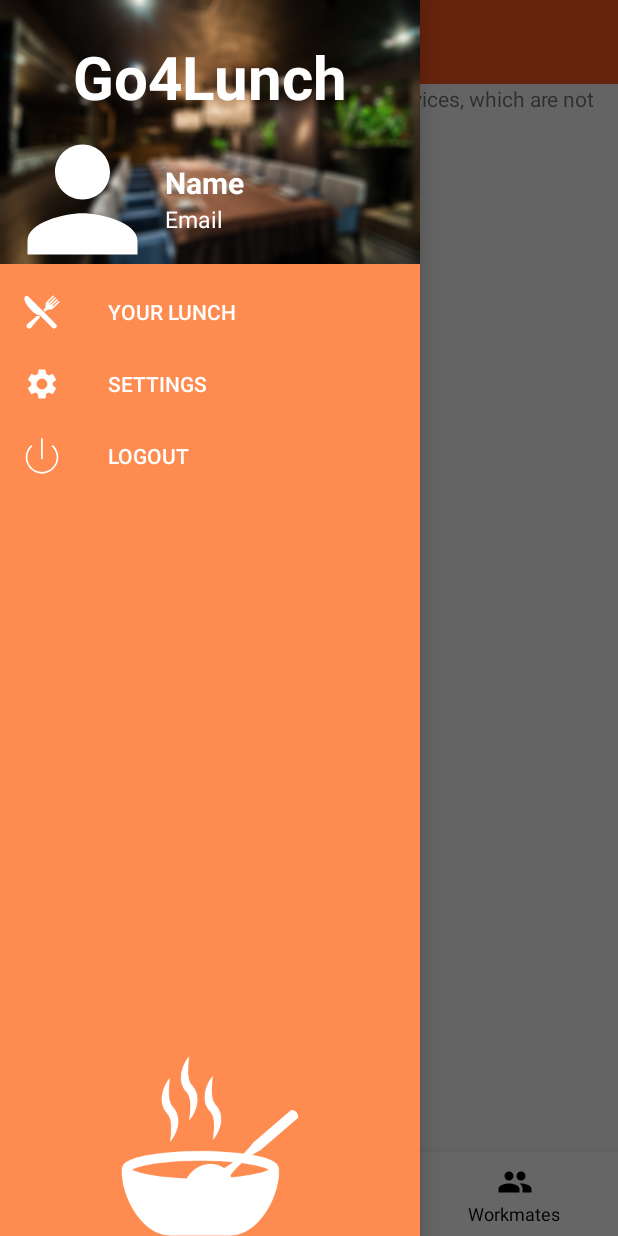
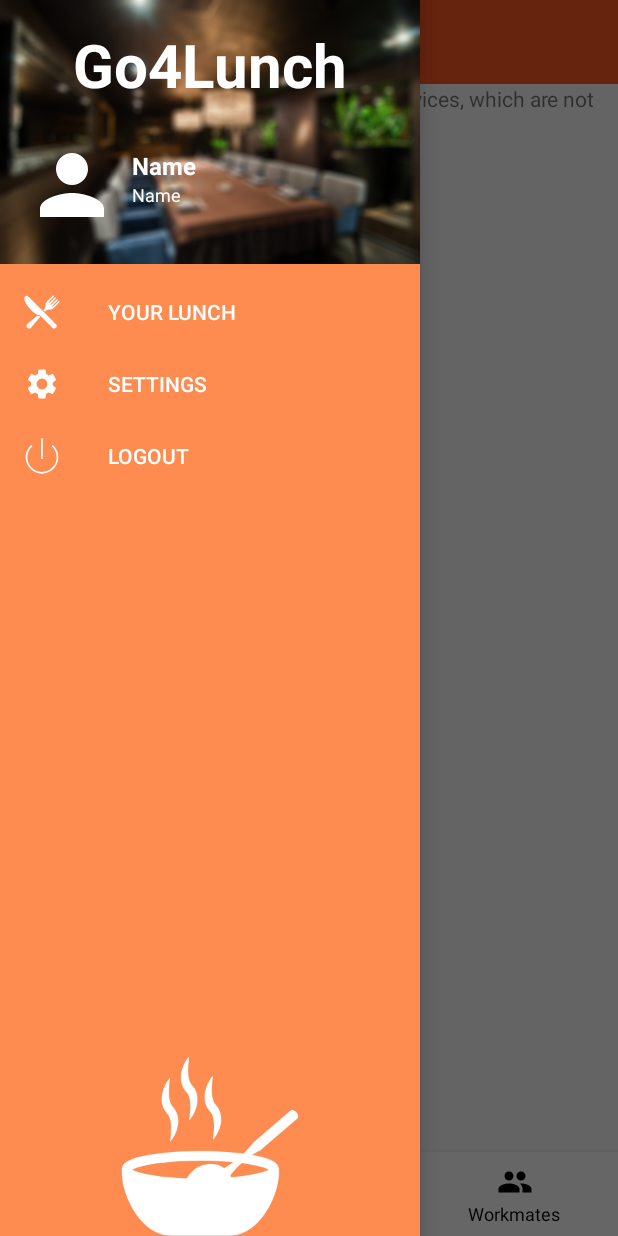
Before and after one commit to CharlotteJu/Go4Launch, an Android app: the screen it shows after launch once a user with an empty profile is signed in (MainActivity), with the side drawer open, on a phone screen of 412 x 824 dp. Run offline under Robolectric (Android 15) with nearby library versions, the phone set to English and light mode, and no system bars; our stand-ins replace ButterKnife, Firebase (no records; nobody signed in at launch, a user with empty details on screens opened directly); pictures from the network do not load; 1 statement that could not run was skipped.

Commit message:
Personnalisation NavigationHeader + applis qui crash sur les 2 listes

```diff
--- a/app/src/main/java/com/example/go4lunch/view/activities/MainActivity.java
+++ b/app/src/main/java/com/example/go4lunch/view/activities/MainActivity.java
@@ -1,7 +1,6 @@
 package com.example.go4lunch.view.activities;
 
 import androidx.annotation.NonNull;
-import androidx.appcompat.app.ActionBar;
 import androidx.appcompat.app.ActionBarDrawerToggle;
 import androidx.appcompat.app.AlertDialog;
 import androidx.appcompat.app.AppCompatActivity;
@@ -12,12 +11,17 @@ import androidx.fragment.app.Fragment;
 
 import android.content.DialogInterface;
 import android.content.Intent;
+import android.net.Uri;
 import android.os.Bundle;
-import android.util.Log;
+import android.text.TextUtils;
 import android.view.MenuItem;
+import android.view.View;
+import android.widget.ImageView;
+import android.widget.TextView;
 import android.widget.Toast;
 
 
+import com.bumptech.glide.Glide;
 import com.example.go4lunch.R;
 import com.example.go4lunch.model.User;
 import com.example.go4lunch.model.api.UserHelper;
@@ -29,6 +33,7 @@ import com.google.android.gms.tasks.OnSuccessListener;
 import com.google.android.material.bottomnavigation.BottomNavigationView;
 import com.google.android.material.navigation.NavigationView;
 import com.google.firebase.auth.FirebaseAuth;
+import com.google.firebase.auth.FirebaseUser;
 import com.google.firebase.firestore.DocumentSnapshot;
 
 import butterknife.BindView;
@@ -47,28 +52,31 @@ public class MainActivity extends AppCompatActivity implements NavigationView.On
     @BindView(R.id.navigation_drawer_nav_view)
     NavigationView navigationView;
 
+    TextView nameUser;
+    TextView emailUser;
+    ImageView illustrationUser;
 
     //FOR DATA
     MapViewFragment mapViewFragment;
     ListRestaurantsFragment listRestaurantsFragment;
     ListWorkmatesFragment listWorkmatesFragment;
 
-    User currentUser;
-
+    private User currentUser;
 
     @Override
     protected void onCreate(Bundle savedInstanceState) {
         super.onCreate(savedInstanceState);
         setContentView(R.layout.activity_main);
         ButterKnife.bind(this);
-        displayFragment(displayMapViewFragment());
-        configureBottomView();
-        configureToolbar();
-        configureDrawerLayout();
-        configureNavigationView();
+        this.displayFragment(displayMapViewFragment());
+        this.configureBottomView();
+        this.configureToolbar();
+        this.configureDrawerLayout();
+        this.configureNavigationView();
     }
 
     ///////////////////////////////////CONFIGURE METHODS///////////////////////////////////
+
 
     /**
      * Configure the Toolbar {@link Toolbar}
@@ -96,6 +104,7 @@ public class MainActivity extends AppCompatActivity implements NavigationView.On
     private void configureNavigationView()
     {
         navigationView.setNavigationItemSelectedListener(this);
+        updateNavigationHeader();
     }
 
     /**
@@ -123,6 +132,30 @@ public class MainActivity extends AppCompatActivity implements NavigationView.On
 
             }
         });
+    }
+
+    /**
+     * Update the NavigationView's info {@link NavigationView}
+     */
+    private void updateNavigationHeader()
+    {
+        final View headerView = navigationView.getHeaderView(0);
+
+        nameUser = headerView.findViewById(R.id.nav_header_name_txt);
+        emailUser = headerView.findViewById(R.id.nav_header_email_txt);
+        illustrationUser = headerView.findViewById(R.id.nav_header_image_view);
+
+        FirebaseUser firebaseUser = FirebaseAuth.getInstance().getCurrentUser();
+
+        String userName = TextUtils.isEmpty(firebaseUser.getDisplayName()) ? getString(R.string.navigation_header_name) : firebaseUser.getDisplayName();
+        nameUser.setText(userName);
+        String userEmail = TextUtils.isEmpty(firebaseUser.getEmail()) ? getString(R.string.navigation_header_name) : firebaseUser.getEmail();
+        emailUser.setText(userEmail);
+
+        if (firebaseUser.getPhotoUrl() != null)
+        {
+            Glide.with(this).load(firebaseUser.getPhotoUrl()).circleCrop().into(illustrationUser);
+        }
     }
 
     /**
@@ -204,6 +237,13 @@ public class MainActivity extends AppCompatActivity implements NavigationView.On
         return true;
     }
 
+    /////////////////////////////////// METHODS FOR MENU'S NAVIGATION VIEW ONCLICK ///////////////////////////////////
+
+    /**
+     * Find current User {@link UserHelper}
+     * Check Boolean isChooseRestaurant {@link User}
+     * Display a Toast or launch Details Activity
+     */
     private void showLunch()
     {
         String uid  = FirebaseAuth.getInstance().getCurrentUser().getUid();
@@ -228,8 +268,6 @@ public class MainActivity extends AppCompatActivity implements NavigationView.On
 
 
     }
-
-    ///////////////////////////////////LOG OUT METHODS///////////////////////////////////
 
     /**
      * Create and show an AlertDialog to logOut() {@link AlertDialog}
@@ -269,4 +307,5 @@ public class MainActivity extends AppCompatActivity implements NavigationView.On
             }
         });
     }
+
 }
--- a/app/src/main/java/com/example/go4lunch/view/fragments/ListRestaurantsFragment.java
+++ b/app/src/main/java/com/example/go4lunch/view/fragments/ListRestaurantsFragment.java
@@ -44,6 +44,7 @@ public class ListRestaurantsFragment extends Fragment implements OnClickListener
     private ListRestaurantsAdapter adapter;
     private static final int REQUEST_CODE = 12;
     private Location currentLocation;
+    private FusedLocationProviderClient fusedLocationProviderClient;
 
     private Disposable disposable;
 
@@ -64,7 +65,8 @@ public class ListRestaurantsFragment extends Fragment implements OnClickListener
 
     @Override
     public void onCreate(Bundle savedInstanceState) {
-            super.onCreate(savedInstanceState);
+        super.onCreate(savedInstanceState);
+        fusedLocationProviderClient = LocationServices.getFusedLocationProviderClient(getContext());
     }
 
     @Override
@@ -102,7 +104,6 @@ public class ListRestaurantsFragment extends Fragment implements OnClickListener
             ActivityCompat.requestPermissions(getActivity(), new String[]{Manifest.permission.ACCESS_FINE_LOCATION}, REQUEST_CODE);
 
         }
-        FusedLocationProviderClient fusedLocationProviderClient = LocationServices.getFusedLocationProviderClient(getContext());
         Task<Location> task = fusedLocationProviderClient.getLastLocation();
         task.addOnSuccessListener(new OnSuccessListener<Location>() {
             @Override
@@ -141,6 +142,8 @@ public class ListRestaurantsFragment extends Fragment implements OnClickListener
 
             @Override
             public void onError(Throwable e) {
+
+               String error = "error";
 
 
             }
--- a/app/src/main/java/com/example/go4lunch/view/fragments/MapViewFragment.java
+++ b/app/src/main/java/com/example/go4lunch/view/fragments/MapViewFragment.java
@@ -48,18 +48,13 @@ public class MapViewFragment extends Fragment implements OnMapReadyCallback {
     @Override
     public void onCreate(Bundle savedInstanceState) {
         super.onCreate(savedInstanceState);
-
         fusedLocationProviderClient = LocationServices.getFusedLocationProviderClient(getContext());
-        fetchLocation();
-
-
     }
 
     @Override
     public View onCreateView(LayoutInflater inflater, ViewGroup container,
                              Bundle savedInstanceState) {
         View v = inflater.inflate(R.layout.fragment_map_view, container, false);
-
         this.supportMapFragment = (SupportMapFragment) getChildFragmentManager().findFragmentById(R.id.map);
         fetchLocation();
         return v;
--- a/app/src/main/res/layout/navigation_header.xml
+++ b/app/src/main/res/layout/navigation_header.xml
@@ -16,36 +16,44 @@
         app:layout_constraintStart_toStartOf="parent"
         app:layout_constraintEnd_toEndOf="parent"
         app:layout_constraintTop_toTopOf="parent"
-        android:layout_marginTop="24dp"/>
+        android:layout_marginTop="16dp"/>
 
     <ImageView
         android:id="@+id/nav_header_image_view"
-        android:layout_width="110dp"
-        android:layout_height="110dp"
+        android:layout_width="64dp"
+        android:layout_height="64dp"
         android:src="@drawable/ic_person_white_24dp"
         app:layout_constraintStart_toStartOf="parent"
-        app:layout_constraintTop_toBottomOf="@id/nav_header_title_txt" />
+        app:layout_constraintTop_toBottomOf="@id/nav_header_title_txt"
+        app:layout_constraintBottom_toBottomOf="parent"
+        android:layout_marginBottom="32dp"
+        android:layout_marginTop="32dp"
+        android:layout_marginStart="16dp"/>
 
     <TextView
         android:id="@+id/nav_header_name_txt"
-        android:layout_width="wrap_content"
+        android:layout_width="0dp"
         android:layout_height="wrap_content"
         style="@style/nav_drawer_name"
         android:textAllCaps="false"
-        android:layout_marginTop="30dp"
+        android:layout_marginTop="8dp"
         app:layout_constraintStart_toEndOf="@id/nav_header_image_view"
         app:layout_constraintTop_toTopOf="@id/nav_header_image_view"
-        android:text="Name"/>
+        app:layout_constraintEnd_toEndOf="parent"
+        android:layout_marginEnd="8dp"
+        android:layout_marginStart="8dp"
+        android:text="@string/navigation_header_name"/>
 
     <TextView
         android:id="@+id/nav_header_email_txt"
-        android:layout_width="wrap_content"
+        android:layout_width="0dp"
         android:layout_height="wrap_content"
         style="@style/nav_drawer_email"
         android:textAllCaps="false"
         app:layout_constraintTop_toBottomOf="@id/nav_header_name_txt"
         app:layout_constraintStart_toStartOf="@id/nav_header_name_txt"
-        android:text="Email"/>
+        app:layout_constraintEnd_toEndOf="@id/nav_header_name_txt"
+        android:text="@string/navigation_header_email"/>
 
 
 
--- a/app/src/main/res/values/dimen.xml
+++ b/app/src/main/res/values/dimen.xml
@@ -12,8 +12,8 @@
     <!-- NAVIGATION DRAWER -->
     <dimen name="nav_drawer_size_header">300dp</dimen>
     <dimen name="nav_drawer_size_title">40sp</dimen>
-    <dimen name="nav_drawer_size_name">20sp</dimen>
-    <dimen name="nav_drawer_size_email">15sp</dimen>
+    <dimen name="nav_drawer_size_name">16sp</dimen>
+    <dimen name="nav_drawer_size_email">12sp</dimen>
     <dimen name="nav_drawer_marginTop_title">50dp</dimen>
 
 
--- a/app/src/main/res/values/strings.xml
+++ b/app/src/main/res/values/strings.xml
@@ -22,6 +22,10 @@
     <string name="details_fragment_call">CALL</string>
     <string name="details_fragment_like">LIKE</string>
     <string name="details_fragment_website">WEBSITE</string>
+
+    <!-- NAVIGATION HEADER -->
+    <string name="navigation_header_name">Name</string>
+    <string name="navigation_header_email">Email</string>
 
 
     <!-- BOTTOM NAVIGATION VIEW -->
```
